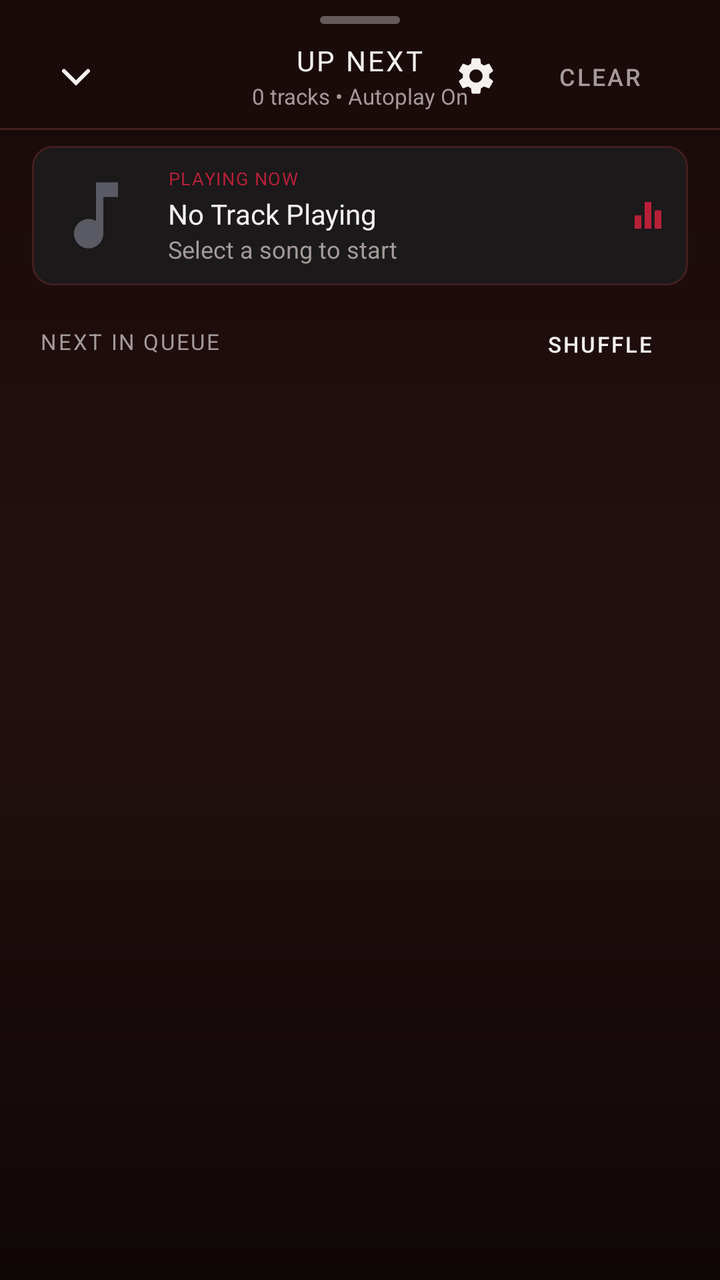
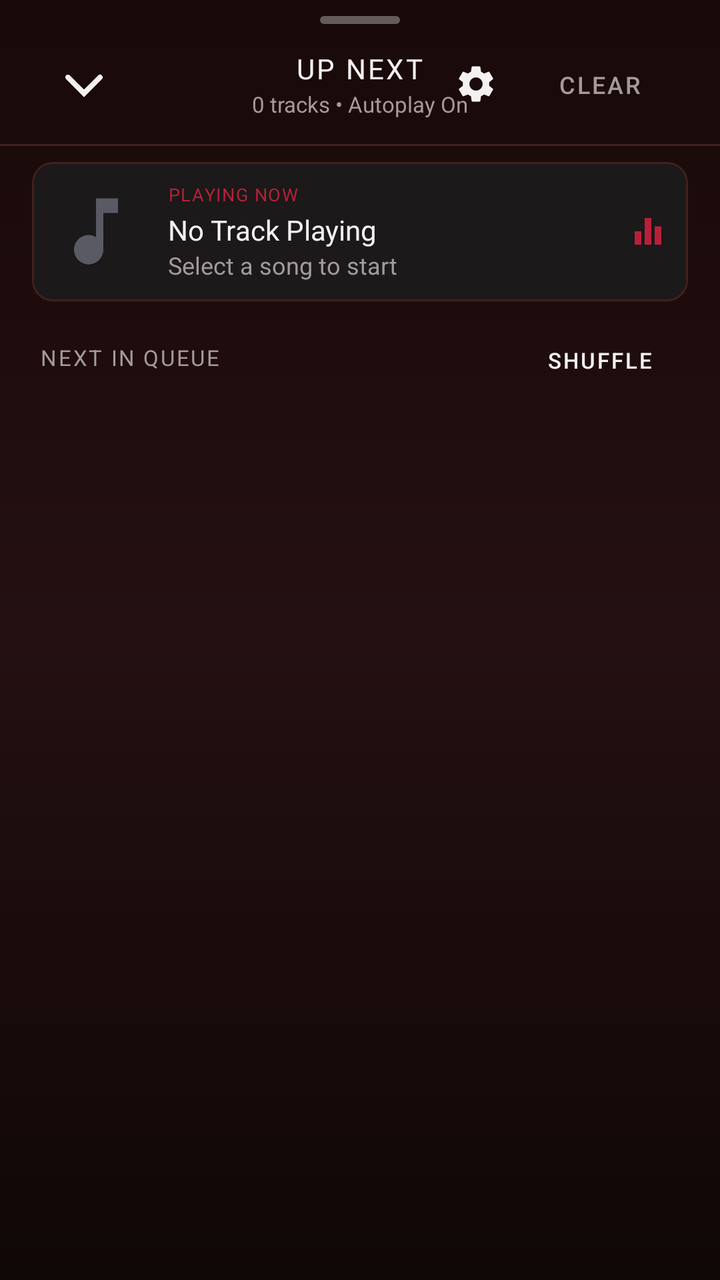

Before-and-after screenshots of an Android layout around one commit, followed by the original layout XML and the change that was made.
<!-- AndroidManifest.xml: application theme Theme.BraveMusicPlayer -->
<!-- res/layout/dialog_queue.xml -->
<?xml version="1.0" encoding="utf-8"?>
<LinearLayout xmlns:android="http://schemas.android.com/apk/res/android"
    xmlns:app="http://schemas.android.com/apk/res-auto"
    android:id="@+id/layoutQueueSheet"
    android:layout_width="match_parent"
    android:layout_height="match_parent"
    android:background="@drawable/bg_now_playing_sheet"
    android:orientation="vertical"
    android:paddingTop="8dp">

    
    <ImageView
        android:layout_width="wrap_content"
        android:layout_height="wrap_content"
        android:layout_gravity="center_horizontal"
        android:contentDescription="Drag Handle"
        android:src="@drawable/single_bar_drag_handle" />

    
    <RelativeLayout
        android:layout_width="match_parent"
        android:layout_height="wrap_content"
        android:layout_marginTop="8dp"
        android:paddingStart="20dp"
        android:paddingEnd="16dp">

        <ImageView
            android:id="@+id/ivCloseQueue"
            android:layout_width="36dp"
            android:layout_height="36dp"
            android:layout_alignParentStart="true"
            android:layout_centerVertical="true"
            android:background="?android:attr/selectableItemBackgroundBorderless"
            android:contentDescription="Close Queue"
            android:padding="6dp"
            android:src="@drawable/ic_ytm_chevron_down"
            app:tint="@color/textPrimary" />

        <LinearLayout
            android:layout_width="wrap_content"
            android:layout_height="wrap_content"
            android:layout_centerInParent="true"
            android:gravity="center"
            android:orientation="vertical">

            <TextView
                android:layout_width="wrap_content"
                android:layout_height="wrap_content"
                android:fontFamily="@font/youtube_sans_bold_font"
                android:letterSpacing="0.08"
                android:text="UP NEXT"
                android:textColor="@color/textPrimary"
                android:textSize="14sp" />

            <TextView
                android:id="@+id/tvQueueTrackCount"
                android:layout_width="wrap_content"
                android:layout_height="wrap_content"
                android:layout_marginTop="1dp"
                android:fontFamily="sans-serif"
                android:text="0 tracks • Autoplay On"
                android:textColor="@color/textSecondary"
                android:textSize="11sp" />
        </LinearLayout>

        <LinearLayout
            android:layout_width="wrap_content"
            android:layout_height="wrap_content"
            android:layout_alignParentEnd="true"
            android:layout_centerVertical="true"
            android:gravity="center_vertical"
            android:orientation="horizontal">

            <ImageView
                android:id="@+id/btnQueueSettings"
                android:layout_width="36dp"
                android:layout_height="36dp"
                android:background="?android:attr/selectableItemBackgroundBorderless"
                android:contentDescription="Playback Settings"
                android:padding="7dp"
                android:src="@drawable/ic_settings"
                app:tint="@color/textPrimary" />

            <Button
                android:id="@+id/btnClearQueue"
                style="@style/Widget.MaterialComponents.Button.TextButton"
                android:layout_width="wrap_content"
                android:layout_height="36dp"
                android:fontFamily="sans-serif-medium"
                android:text="Clear"
                android:textColor="@color/textSecondary"
                android:textSize="12sp" />
        </LinearLayout>
    </RelativeLayout>

    <View
        android:layout_width="match_parent"
        android:layout_height="1dp"
        android:layout_marginTop="8dp"
        android:layout_marginBottom="8dp"
        android:background="@color/borderSubtle" />

    
    <LinearLayout
        android:id="@+id/layoutQueueNowPlayingCard"
        android:layout_width="match_parent"
        android:layout_height="wrap_content"
        android:layout_marginStart="16dp"
        android:layout_marginEnd="16dp"
        android:layout_marginBottom="8dp"
        android:background="@drawable/bg_rounded_card"
        android:gravity="center_vertical"
        android:orientation="horizontal"
        android:padding="10dp">

        <androidx.cardview.widget.CardView
            android:layout_width="44dp"
            android:layout_height="44dp"
            app:cardBackgroundColor="@color/surfaceCard"
            app:cardCornerRadius="6dp"
            app:cardElevation="0dp">

            <ImageView
                android:id="@+id/ivNowPlayingQueueThumb"
                android:layout_width="match_parent"
                android:layout_height="match_parent"
                android:contentDescription="Now Playing Art"
                android:scaleType="centerCrop"
                android:src="@drawable/ic_music_note" />
        </androidx.cardview.widget.CardView>

        <LinearLayout
            android:layout_width="0dp"
            android:layout_height="wrap_content"
            android:layout_marginStart="14dp"
            android:layout_marginEnd="8dp"
            android:layout_weight="1"
            android:orientation="vertical">

            <TextView
                android:layout_width="wrap_content"
                android:layout_height="wrap_content"
                android:fontFamily="sans-serif-bold"
                android:letterSpacing="0.06"
                android:text="PLAYING NOW"
                android:textColor="@color/accentPrimary"
                android:textSize="9sp" />

            <TextView
                android:id="@+id/tvNowPlayingQueueTitle"
                android:layout_width="wrap_content"
                android:layout_height="wrap_content"
                android:layout_marginTop="2dp"
                android:ellipsize="end"
                android:fontFamily="@font/youtube_sans_bold_font"
                android:maxLines="1"
                android:text="No Track Playing"
                android:textColor="@color/textPrimary"
                android:textSize="14sp" />

            <TextView
                android:id="@+id/tvNowPlayingQueueArtist"
                android:layout_width="wrap_content"
                android:layout_height="wrap_content"
                android:ellipsize="end"
                android:fontFamily="sans-serif"
                android:maxLines="1"
                android:text="Select a song to start"
                android:textColor="@color/textSecondary"
                android:textSize="12sp" />
        </LinearLayout>

        <ImageView
            android:layout_width="20dp"
            android:layout_height="20dp"
            android:contentDescription="Equalizer"
            android:src="@drawable/ic_equalizer"
            app:tint="@color/accentPrimary" />
    </LinearLayout>

    
    <RelativeLayout
        android:layout_width="match_parent"
        android:layout_height="wrap_content"
        android:paddingStart="20dp"
        android:paddingEnd="16dp"
        android:paddingTop="4dp"
        android:paddingBottom="4dp">

        <TextView
            android:layout_width="wrap_content"
            android:layout_height="wrap_content"
            android:layout_alignParentStart="true"
            android:layout_centerVertical="true"
            android:fontFamily="sans-serif-bold"
            android:letterSpacing="0.08"
            android:text="NEXT IN QUEUE"
            android:textColor="@color/textSecondary"
            android:textSize="11sp" />

        <Button
            android:id="@+id/btnShuffleQueue"
            style="@style/Widget.MaterialComponents.Button.TextButton"
            android:layout_width="wrap_content"
            android:layout_height="32dp"
            android:layout_alignParentEnd="true"
            android:layout_centerVertical="true"
            android:fontFamily="sans-serif-medium"
            android:text="Shuffle"
            android:textColor="@color/textPrimary"
            android:textSize="11sp" />
    </RelativeLayout>

    
    <FrameLayout
        android:layout_width="match_parent"
        android:layout_height="0dp"
        android:layout_weight="1">

        
        <androidx.recyclerview.widget.RecyclerView
            android:id="@+id/rvQueueList"
            android:layout_width="match_parent"
            android:layout_height="match_parent"
            android:clipToPadding="false"
            android:paddingBottom="24dp" />

        
        <LinearLayout
            android:id="@+id/layoutQueueEmpty"
            android:layout_width="match_parent"
            android:layout_height="match_parent"
            android:gravity="center"
            android:orientation="vertical"
            android:padding="32dp"
            android:visibility="gone">

            <ImageView
                android:layout_width="56dp"
                android:layout_height="56dp"
                android:contentDescription="Empty Queue"
                android:src="@drawable/ic_queue_music"
                app:tint="@color/textDisabled" />

            <TextView
                android:layout_width="wrap_content"
                android:layout_height="wrap_content"
                android:layout_marginTop="16dp"
                android:fontFamily="@font/youtube_sans_bold_font"
                android:text="Your queue is empty"
                android:textColor="@color/textPrimary"
                android:textSize="16sp" />

            <TextView
                android:layout_width="wrap_content"
                android:layout_height="wrap_content"
                android:layout_marginTop="4dp"
                android:fontFamily="sans-serif"
                android:gravity="center"
                android:text="Search for music or enable Autoplay to keep the music playing infinitely."
                android:textColor="@color/textSecondary"
                android:textSize="13sp" />
        </LinearLayout>

    </FrameLayout>

</LinearLayout>
<!-- resources referenced by this layout -->
<resources>
  <color name="accentPrimary">#B8203A</color>
  <color name="borderSubtle">#422020</color>
  <color name="surfaceCard">#1B1919</color>
  <color name="textDisabled">#686060</color>
  <color name="textPrimary">#F5F1F1</color>
  <color name="textSecondary">#A49A9A</color>
  <!-- drawable bg_rounded_card (drawable) -->
  <?xml version="1.0" encoding="utf-8"?>
  <shape xmlns:android="http://schemas.android.com/apk/res/android"
      android:shape="rectangle">
      <corners android:radius="10dp" />
      <solid android:color="@color/surfaceCard" />
      <stroke
          android:width="1dp"
          android:color="@color/borderSubtle" />
  </shape>
  <!-- drawable ic_equalizer (drawable) -->
  <vector xmlns:android="http://schemas.android.com/apk/res/android"
      android:width="24dp"
      android:height="24dp"
      android:viewportWidth="24"
      android:viewportHeight="24">
      <path
          android:fillColor="#FFFFFFFF"
          android:pathData="M10,20h4V4h-4v16zm-6,0h4v-8H4v8zM16,9v11h4V9h-4z"/>
  </vector>
  <!-- drawable single_bar_drag_handle (drawable) -->
  <?xml version="1.0" encoding="utf-8"?>
  <shape android:shape="rectangle"
    xmlns:android="http://schemas.android.com/apk/res/android">
      <corners android:radius="3.0dp" />
      <solid android:color="#55FFFFFF" />
      <size android:height="@dimen/yt_sys_measurement_size_min" android:width="@dimen/yt_sys_measurement_size_hero" />
  </shape>
  <style name="Theme.BraveMusicPlayer" parent="Theme.MaterialComponents.DayNight.NoActionBar">
          <item name="colorPrimary">@color/accentPrimary</item>
          <item name="colorPrimaryVariant">@color/surfaceCard</item>
          <item name="colorOnPrimary">@color/textPrimary</item>
          <item name="colorSecondary">@color/accentPrimary</item>
          <item name="colorSecondaryVariant">@color/accentPressed</item>
          <item name="colorOnSecondary">@color/textPrimary</item>
          <item name="android:colorBackground">@color/background</item>
          <item name="android:statusBarColor">@color/background</item>
          <item name="android:navigationBarColor">@color/background</item>
          <item name="android:windowBackground">@drawable/bg_ytm_gradient</item>
          <item name="bottomSheetDialogTheme">@style/MelodyBottomSheetDialogTheme</item>
      </style>
  <color name="backgroundSecondary">#190909</color>
  <color name="surfaceElevated">#241010</color>
  <color name="background">#100707</color>
  <dimen name="yt_sys_measurement_size_min">4dp</dimen>
  <dimen name="yt_sys_measurement_size_hero">40dp</dimen>
  <color name="accentPressed">#8F1830</color>
  <!-- drawable bg_ytm_gradient (drawable) -->
  <?xml version="1.0" encoding="utf-8"?>
  <shape xmlns:android="http://schemas.android.com/apk/res/android"
      android:shape="rectangle">
      <gradient
          android:angle="270"
          android:startColor="@color/backgroundSecondary"
          android:endColor="@color/background"
          android:type="linear" />
  </shape>
  <style name="MelodyBottomSheetDialogTheme" parent="Theme.Design.Light.BottomSheetDialog">
          <item name="bottomSheetStyle">@style/MelodyBottomSheetStyle</item>
          <item name="android:windowIsFloating">false</item>
          <item name="android:navigationBarColor">@color/background</item>
      </style>
  <style name="MelodyBottomSheetStyle" parent="Widget.Design.BottomSheet.Modal">
          <item name="android:background">@android:color/transparent</item>
      </style>
  <!-- unchanged entries left out for length: 5 -->
</resources>

<!-- the commit's change to res/layout/dialog_queue.xml (unified diff, before → after) -->
@@ -26,8 +26,8 @@
 
         <ImageView
             android:id="@+id/ivCloseQueue"
-            android:layout_width="36dp"
-            android:layout_height="36dp"
+            android:layout_width="44dp"
+            android:layout_height="44dp"
             android:layout_alignParentStart="true"
             android:layout_centerVertical="true"
             android:background="?android:attr/selectableItemBackgroundBorderless"
@@ -223,7 +223,7 @@
             android:layout_width="match_parent"
             android:layout_height="match_parent"
             android:clipToPadding="false"
-            android:paddingBottom="24dp" />
+            android:paddingBottom="48dp" />
 
         
         <LinearLayout
<!-- resource entries referenced after the edit -->
@@ -43,7 +43,9 @@
           <item name="colorOnSecondary">@color/textPrimary</item>
           <item name="android:colorBackground">@color/background</item>
           <item name="android:statusBarColor">@color/background</item>
-          <item name="android:navigationBarColor">@color/background</item>
+          <item name="android:navigationBarColor">@color/backgroundSecondary</item>
+          <item name="android:windowLightStatusBar">false</item>
+          <item name="android:windowLightNavigationBar" tools:targetApi="27">false</item>
           <item name="android:windowBackground">@drawable/bg_ytm_gradient</item>
           <item name="bottomSheetDialogTheme">@style/MelodyBottomSheetDialogTheme</item>
       </style>
@@ -66,7 +68,8 @@
   <style name="MelodyBottomSheetDialogTheme" parent="Theme.Design.Light.BottomSheetDialog">
           <item name="bottomSheetStyle">@style/MelodyBottomSheetStyle</item>
           <item name="android:windowIsFloating">false</item>
-          <item name="android:navigationBarColor">@color/background</item>
+          <item name="android:navigationBarColor">@color/backgroundSecondary</item>
+          <item name="android:windowLightNavigationBar" tools:targetApi="27">false</item>
       </style>
   <style name="MelodyBottomSheetStyle" parent="Widget.Design.BottomSheet.Modal">
           <item name="android:background">@android:color/transparent</item>
